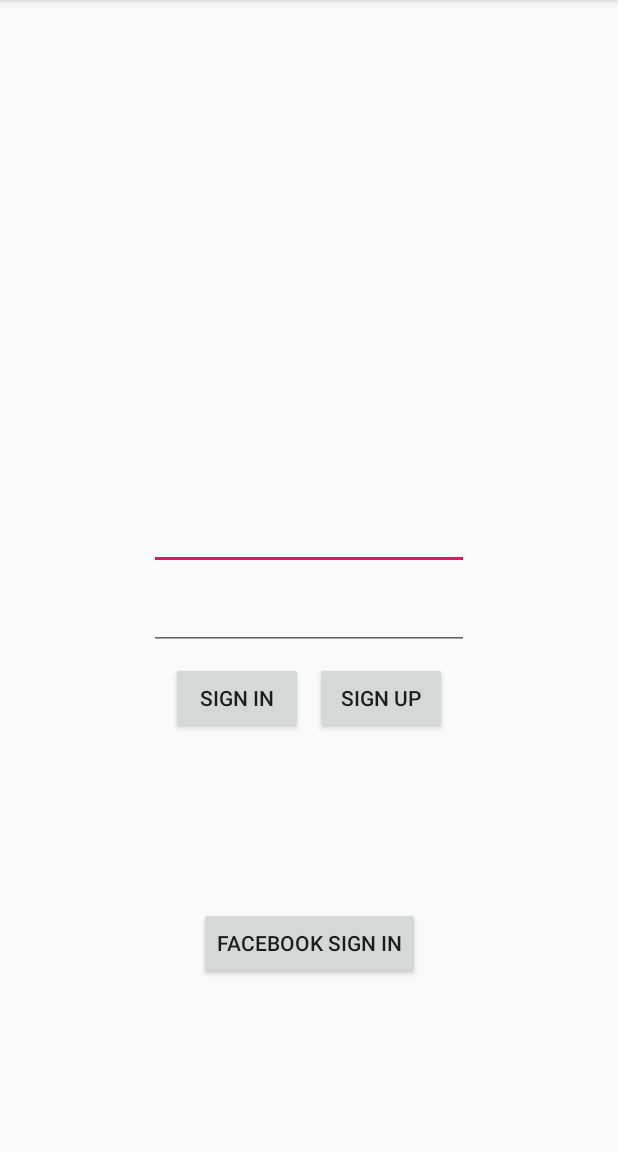
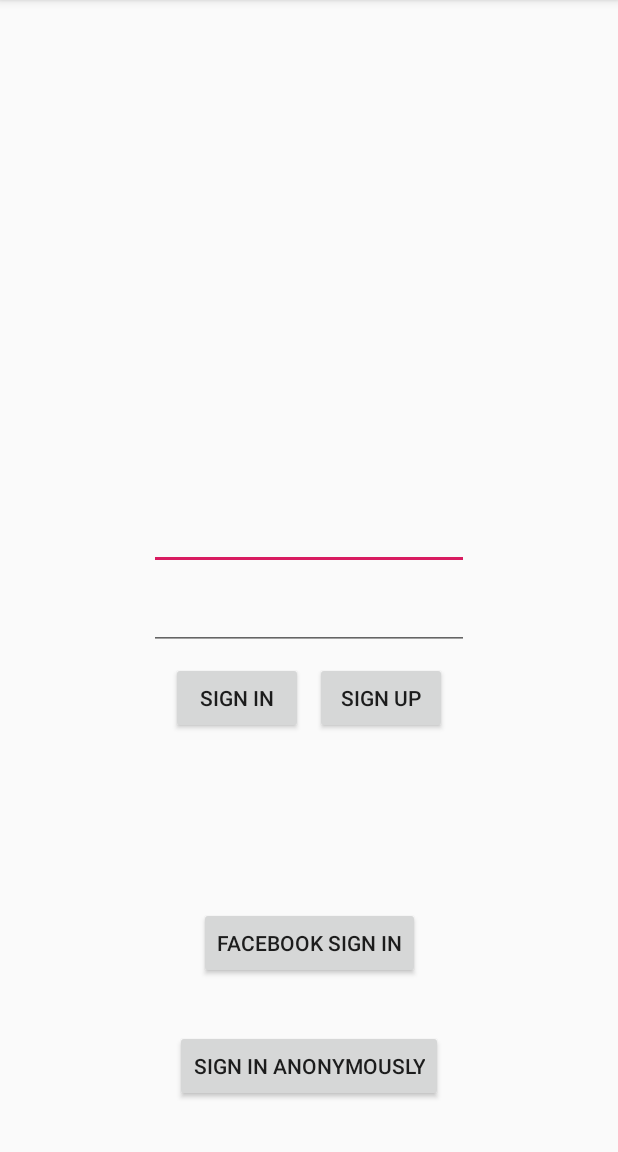
Before and after one commit to Pancor/Snookie, an Android app: the LoginActivity screen opened directly, with no data from a screen before it, on a phone screen of 412 x 824 dp, the part 84-1236 px from its top. Run offline under Robolectric (Android 15) with nearby library versions, the phone set to English and light mode, and no system bars; our stand-ins replace Dagger/Hilt's generated code, Firebase (no records; nobody signed in at launch, a user with empty details on screens opened directly), RxJava; libraries missing offline, so code that uses them is left out: com.facebook, com.facebook.login.

Commit message:
added view support of sign in anonymously

```diff
--- a/app/src/main/java/pancordev/pl/snookie/form/login/LoginActivity.kt
+++ b/app/src/main/java/pancordev/pl/snookie/form/login/LoginActivity.kt
@@ -21,6 +21,7 @@ class LoginActivity: BaseActivity(), LoginContract.View {
 
         signInView.setOnClickListener { presenter.signIn(emailView.text.toString(), passwordView.text.toString()) }
         fbSignInView.setOnClickListener { presenter.signInByFacebook() }
+        signInAnonymouslyView.setOnClickListener { presenter.signInAsAnonymous() }
     }
 
     override fun onActivityResult(requestCode: Int, resultCode: Int, data: Intent?) {
--- a/app/src/main/res/layout/act_login.xml
+++ b/app/src/main/res/layout/act_login.xml
@@ -54,4 +54,13 @@
             android:layout_marginRight="8dp" android:layout_marginTop="8dp"
             app:layout_constraintTop_toBottomOf="@+id/signUpView" android:layout_marginBottom="8dp"
             app:layout_constraintBottom_toBottomOf="parent"/>
+    <Button
+            android:text="Sign in Anonymously"
+            android:layout_width="wrap_content"
+            android:layout_height="wrap_content"
+            android:id="@+id/signInAnonymouslyView" app:layout_constraintStart_toStartOf="parent" android:layout_marginLeft="8dp"
+            android:layout_marginStart="8dp" app:layout_constraintEnd_toEndOf="parent" android:layout_marginEnd="8dp"
+            android:layout_marginRight="8dp" android:layout_marginTop="8dp"
+            app:layout_constraintTop_toBottomOf="@+id/fbSignInView" android:layout_marginBottom="8dp"
+            app:layout_constraintBottom_toBottomOf="parent"/>
 </android.support.constraint.ConstraintLayout>
```
